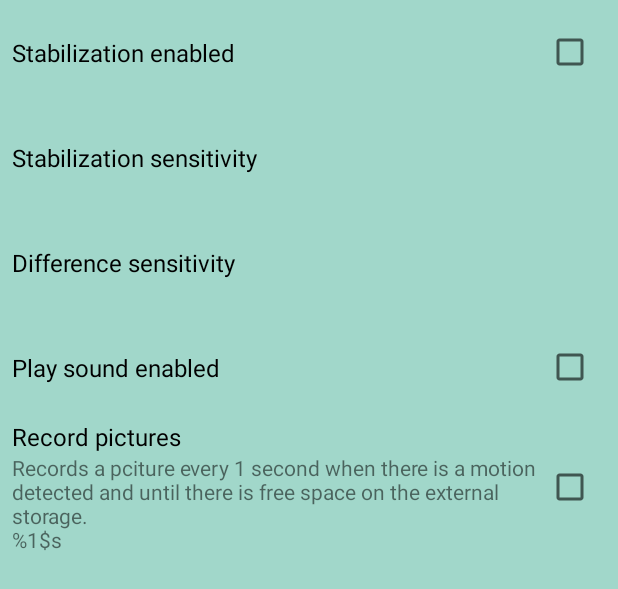
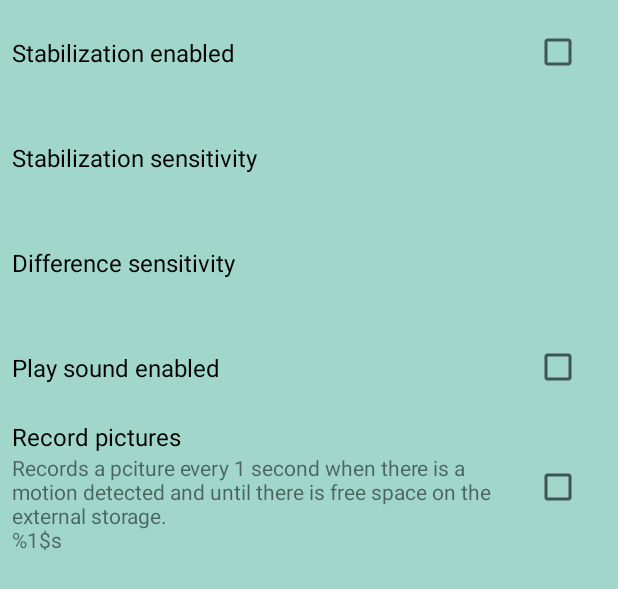
Before and after one commit to ektodorov/sentinel, an Android app: the layout activity_settings.xml on its own in the app's theme, with its tools: preview values and no code run, on a phone screen of 412 x 824 dp. Shown: the top 589 px of the screen. Run offline under Robolectric (Android 15) with nearby library versions, the phone set to English and light mode, and no system bars.

```diff
--- a/Sentinel/app/src/main/res/layout/activity_settings.xml
+++ b/Sentinel/app/src/main/res/layout/activity_settings.xml
@@ -13,10 +13,12 @@
         android:layout_height="wrap_content"
         android:paddingLeft="8dp"
         android:paddingStart="8dp"
+        android:paddingEnd="8dp"
         android:orientation="vertical"
         android:id="@+id/linearLayoutRootSettings">
 
         <RelativeLayout
+            android:id="@+id/relativeLayoutStabilizationSettings"
             android:layout_width="match_parent"
             android:layout_height="70dp"
             android:paddingRight="16dp"
@@ -59,6 +61,7 @@
             android:id="@+id/textViewDifferenceSensitivitySettings"/>
 
         <RelativeLayout
+            android:id="@+id/relativeLayoutPlaySoundSettings"
             android:layout_width="match_parent"
             android:layout_height="70dp"
             android:paddingRight="16dp"
@@ -83,6 +86,7 @@
         </RelativeLayout>
 
         <RelativeLayout
+            android:id="@+id/relativeLayoutPicturesSettings"
             android:layout_width="match_parent"
             android:layout_height="wrap_content"
             android:paddingEnd="16dp"
--- a/Sentinel/build.gradle
+++ b/Sentinel/build.gradle
@@ -6,7 +6,7 @@ buildscript {
         google()
     }
     dependencies {
-        classpath 'com.android.tools.build:gradle:3.1.0'
+        classpath 'com.android.tools.build:gradle:3.1.4'
 
         // NOTE: Do not place your application dependencies here; they belong
         // in the individual module build.gradle files
```
Also changed, not shown: Sentinel/app/src/main/java/com/blogspot/techzealous/sentinel/SettingsActivity.java (+17 -6 lines).
